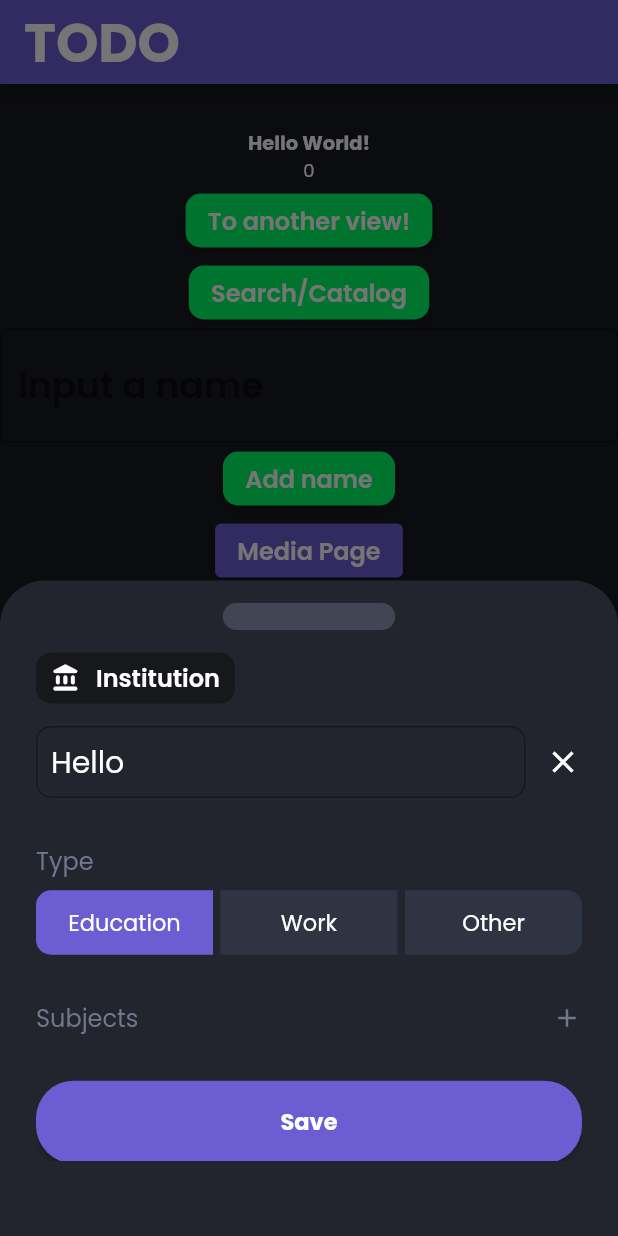
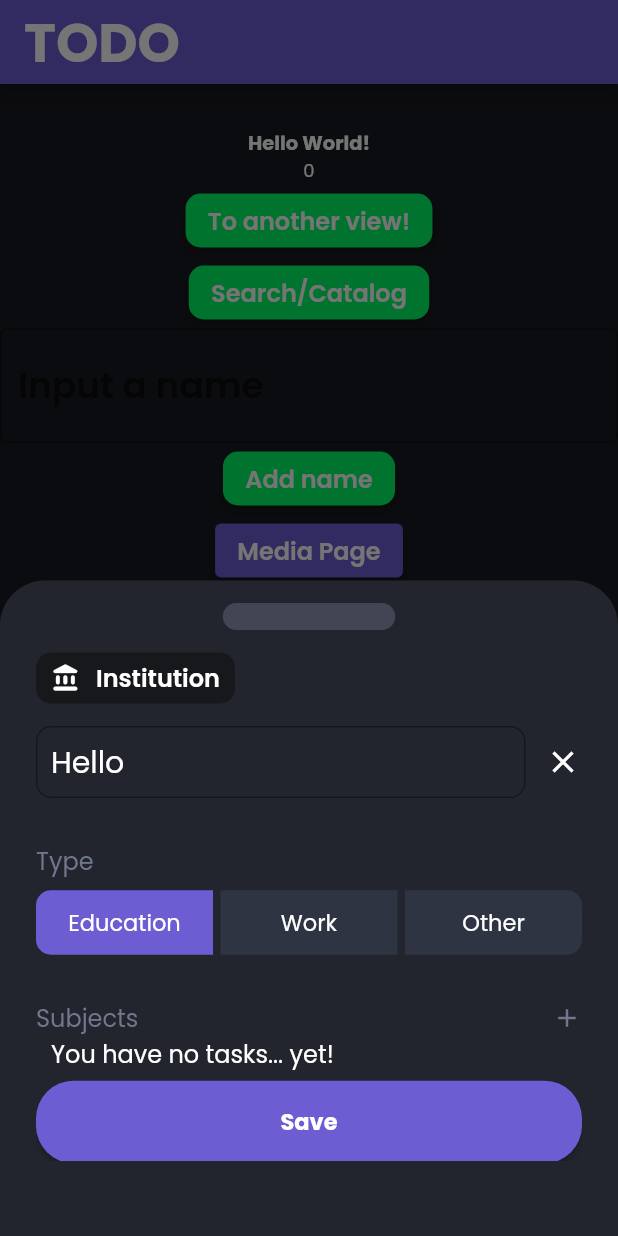
Before and after one commit to DreFlo/lgp-2223-sc1, a Flutter app: the HomePage screen opened directly, after a tap on "Institution Form", on a phone screen of 412 x 824 dp. Run offline on Flutter 3.47's test engine with Material 2 defaults, Android fonts, the phone set to English and light mode, and no system bars; our stand-ins replace floor, flutter_svg, get_it, like_button, lottie, rive and 1 more; missing offline and left inert: books_finder, emojis, tmdb_api; accounts and stored records are empty; generated files the repository leaves out were written again.

Commit message:
Getting subjects for specific institution in Institution Form

```diff
--- a/src/lib/daos/student/subject_dao.dart
+++ b/src/lib/daos/student/subject_dao.dart
@@ -10,7 +10,7 @@ abstract class SubjectDao {
   Stream<Subject?> findSubjectById(int id);
 
   @Query('SELECT * FROM subject WHERE institution_id = :id')
-  Stream<Subject?> findSubjectByInstitutionId(int id);
+  Future<List<Subject>> findSubjectByInstitutionId(int id);
 
   @insert
   Future<int> insertSubject(Subject subject);
--- a/src/lib/pages/home_page.dart
+++ b/src/lib/pages/home_page.dart
@@ -687,6 +687,7 @@ class _HomePageState extends State<HomePage> {
                             maxChildSize: 0.5,
                             builder: (context, scrollController) =>
                                 InstitutionForm(
+                              id: 1,
                               name: "Hello",
                               type: InstitutionType.education,
                               subjects: const {
--- a/src/lib/pages/tasks/institution_form.dart
+++ b/src/lib/pages/tasks/institution_form.dart
@@ -2,15 +2,19 @@
 
 import 'package:flutter/material.dart';
 import 'package:flutter_gen/gen_l10n/app_localizations.dart';
+import 'package:src/daos/student/subject_dao.dart';
+import 'package:src/models/student/subject.dart';
 import 'package:src/pages/tasks/subject_form.dart';
 import 'package:src/themes/colors.dart';
 import 'package:src/utils/enums.dart';
+import 'package:src/utils/service_locator.dart';
 import 'package:src/widgets/tasks/subject_bar.dart';
 
 class InstitutionForm extends StatefulWidget {
   final String? name;
   final InstitutionType? type;
   final Map<String, String>? subjects;
+  final int? id;
   final ScrollController scrollController;
 
   const InstitutionForm(
@@ -18,7 +22,8 @@ class InstitutionForm extends StatefulWidget {
       required this.scrollController,
       this.name,
       this.type,
-      this.subjects})
+      this.subjects,
+      this.id})
       : super(key: key);
 
   @override
@@ -295,6 +300,42 @@ class _InstitutionFormState extends State<InstitutionForm> {
               ),
             ]),
             const SizedBox(height: 7.5),
+            widget.id == null
+                ? Text(AppLocalizations.of(context).no_tasks,
+                    style: const TextStyle(
+                        color: Colors.white,
+                        fontSize: 16,
+                        fontWeight: FontWeight.normal))
+                : FutureBuilder(
+                    future: serviceLocator<SubjectDao>()
+                        .findSubjectByInstitutionId(widget.id!),
+                    builder: (BuildContext constex,
+                        AsyncSnapshot<List<Subject?>> snapshot) {
+                      if (snapshot.hasData) {
+                        print("Data: ${snapshot.data!.length}");
+                        List<Widget> subjects = [];
+
+                        if (snapshot.data!.isEmpty) {
+                          subjects.add(Text(
+                              AppLocalizations.of(context).no_tasks,
+                              style: const TextStyle(
+                                  color: Colors.white,
+                                  fontSize: 16,
+                                  fontWeight: FontWeight.normal)));
+                        } else {
+                          subjects = snapshot.data!
+                              .map((e) => SubjectBar(
+                                  name: e!.name, acronym: e.acronym, id: e.id!))
+                              .toList();
+                        }
+
+                        return Column(
+                            mainAxisAlignment: MainAxisAlignment.start,
+                            children: subjects);
+                      } else {
+                        return const Center(child: CircularProgressIndicator());
+                      }
+                    }),
             ...getSubjects(),
             const SizedBox(height: 30),
             ElevatedButton(
```
Also changed, not shown: src/lib/database/database.g.dart.
